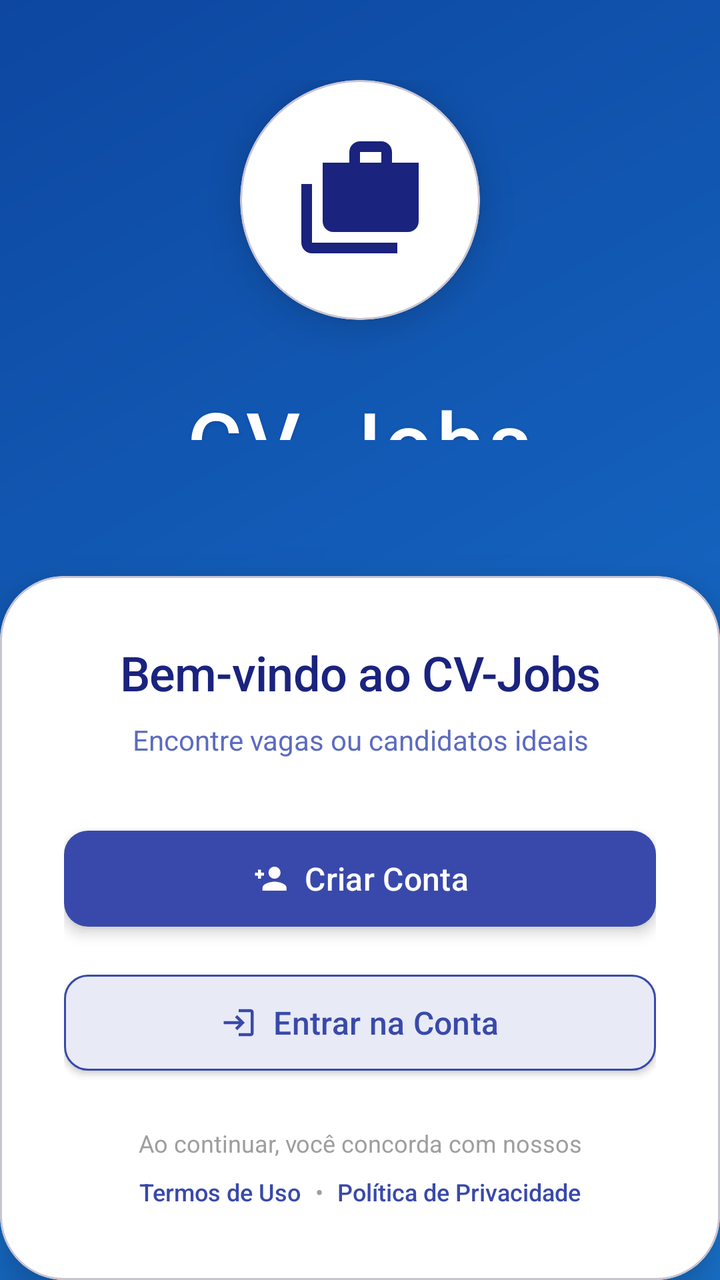
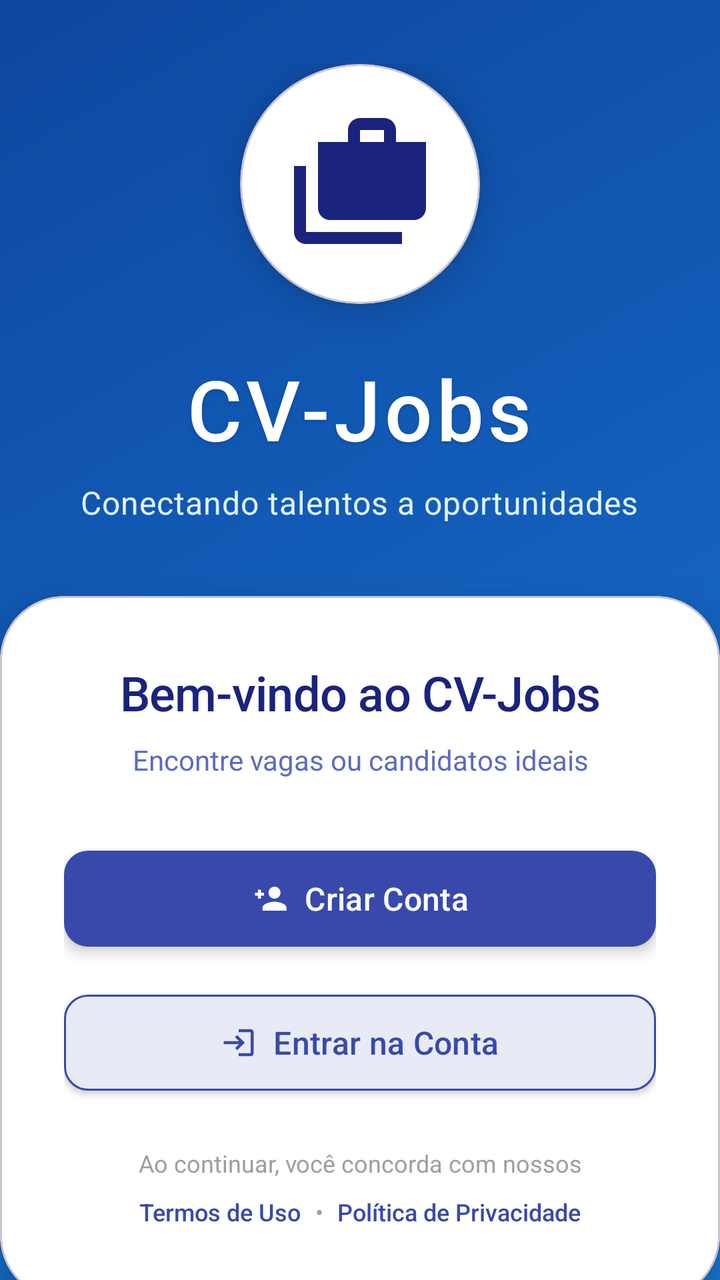

Before-and-after screenshots of an Android layout around one commit, followed by the original layout XML and the change that was made.
<!-- AndroidManifest.xml: application theme Theme.UnicvJobs -->
<!-- res/layout/activity_tela_autenticacao.xml -->
<?xml version="1.0" encoding="utf-8"?>
<LinearLayout xmlns:android="http://schemas.android.com/apk/res/android"
    xmlns:app="http://schemas.android.com/apk/res-auto"
    xmlns:tools="http://schemas.android.com/tools"
    android:id="@+id/main"
    android:layout_width="match_parent"
    android:layout_height="match_parent"
    android:orientation="vertical"
    android:background="@drawable/auth_background"
    android:fitsSystemWindows="true"
    android:gravity="center"
    tools:context=".autenticacao.TelaAutenticacao">

    <LinearLayout
        android:layout_width="match_parent"
        android:layout_height="0dp"
        android:layout_weight="1"
        android:orientation="vertical"
        android:gravity="center"
        android:padding="40dp">

        <com.google.android.material.card.MaterialCardView
            android:layout_width="120dp"
            android:layout_height="120dp"
            android:layout_marginBottom="32dp"
            app:cardCornerRadius="60dp"
            app:cardBackgroundColor="#FFFFFF"
            app:cardElevation="12dp"
            android:elevation="12dp">

            <ImageView
                android:layout_width="match_parent"
                android:layout_height="match_parent"
                android:src="@drawable/minhas_vagas"
                android:tint="#1A237E"
                android:padding="28dp"/>

        </com.google.android.material.card.MaterialCardView>

        <TextView
            android:layout_width="wrap_content"
            android:layout_height="wrap_content"
            android:text="CV-Jobs"
            android:textSize="42sp"
            android:textColor="#FFFFFF"
            android:fontFamily="sans-serif-medium"
            android:letterSpacing="0.05"
            android:shadowColor="#0D47A1"
            android:shadowDx="0"
            android:shadowDy="2"
            android:shadowRadius="4"
            android:layout_marginBottom="8dp"/>

        <TextView
            android:layout_width="wrap_content"
            android:layout_height="wrap_content"
            android:text="Conectando talentos a oportunidades"
            android:textSize="16sp"
            android:textColor="#E3F2FD"
            android:fontFamily="sans-serif"
            android:letterSpacing="0.02"
            android:textAlignment="center"
            android:lineHeight="24sp"
            android:maxWidth="280dp"/>

    </LinearLayout>

    <com.google.android.material.card.MaterialCardView
        android:layout_width="match_parent"
        android:layout_height="wrap_content"
        app:cardCornerRadius="32dp"
        app:cardElevation="16dp"
        app:cardBackgroundColor="#FFFFFF"
        android:elevation="16dp"
        android:layout_marginTop="20dp">

        <LinearLayout
            android:layout_width="match_parent"
            android:layout_height="wrap_content"
            android:orientation="vertical"
            android:padding="32dp">

            <TextView
                android:layout_width="match_parent"
                android:layout_height="wrap_content"
                android:text="Bem-vindo ao CV-Jobs"
                android:textSize="24sp"
                android:textColor="#1A237E"
                android:fontFamily="sans-serif-medium"
                android:letterSpacing="-0.01"
                android:lineHeight="32sp"
                android:gravity="center"
                android:layout_marginBottom="8dp"/>

            <TextView
                android:layout_width="match_parent"
                android:layout_height="wrap_content"
                android:text="Encontre vagas ou candidatos ideais"
                android:textSize="14sp"
                android:textColor="#5C6BC0"
                android:fontFamily="sans-serif"
                android:gravity="center"
                android:layout_marginBottom="32dp"/>

            <com.google.android.material.button.MaterialButton
                android:id="@+id/signbuttton"
                android:layout_width="match_parent"
                android:layout_height="56dp"
                android:text="Criar Conta"
                android:textSize="16sp"
                android:textColor="#FFFFFF"
                android:fontFamily="sans-serif-medium"
                app:cornerRadius="12dp"
                app:backgroundTint="#3949AB"
                app:icon="@drawable/ic_person_add"
                app:iconTint="#FFFFFF"
                app:iconGravity="textStart"
                app:iconPadding="8dp"
                android:elevation="4dp"
                android:layout_marginBottom="16dp"
                android:stateListAnimator="@null"/>

            <com.google.android.material.button.MaterialButton
                android:id="@+id/loginbutton"
                android:layout_width="match_parent"
                android:layout_height="56dp"
                android:text="Entrar na Conta"
                android:textSize="16sp"
                android:textColor="#3949AB"
                android:fontFamily="sans-serif-medium"
                app:cornerRadius="12dp"
                app:backgroundTint="#E8EAF6"
                app:strokeColor="#3949AB"
                app:strokeWidth="1dp"
                app:icon="@drawable/ic_login"
                app:iconTint="#3949AB"
                app:iconGravity="textStart"
                app:iconPadding="8dp"
                android:elevation="2dp"
                android:layout_marginBottom="24dp"
                android:stateListAnimator="@null"/>

            <TextView
                android:layout_width="match_parent"
                android:layout_height="wrap_content"
                android:text="Ao continuar, você concorda com nossos"
                android:textSize="12sp"
                android:textColor="#9E9E9E"
                android:gravity="center"
                android:layout_marginBottom="4dp"/>

            <LinearLayout
                android:layout_width="match_parent"
                android:layout_height="wrap_content"
                android:orientation="horizontal"
                android:gravity="center">

                <TextView
                    android:layout_width="wrap_content"
                    android:layout_height="wrap_content"
                    android:text="Termos de Uso"
                    android:textSize="12sp"
                    android:textColor="#3949AB"
                    android:fontFamily="sans-serif-medium"
                    android:padding="4dp"
                    android:background="?attr/selectableItemBackground"
                    android:clickable="true"
                    android:focusable="true"/>

                <TextView
                    android:layout_width="wrap_content"
                    android:layout_height="wrap_content"
                    android:text=" • "
                    android:textSize="12sp"
                    android:textColor="#9E9E9E"/>

                <TextView
                    android:layout_width="wrap_content"
                    android:layout_height="wrap_content"
                    android:text="Política de Privacidade"
                    android:textSize="12sp"
                    android:textColor="#3949AB"
                    android:fontFamily="sans-serif-medium"
                    android:padding="4dp"
                    android:background="?attr/selectableItemBackground"
                    android:clickable="true"
                    android:focusable="true"/>

            </LinearLayout>

        </LinearLayout>

    </com.google.android.material.card.MaterialCardView>

</LinearLayout>
<!-- resources referenced by this layout -->
<resources>
  <!-- drawable auth_background (drawable) -->
  <shape xmlns:android="http://schemas.android.com/apk/res/android">
      <gradient
          android:startColor="#1976D2"
          android:endColor="#0D47A1"
          android:angle="135"/>
  </shape>
  <!-- drawable ic_login (drawable) -->
  <vector xmlns:android="http://schemas.android.com/apk/res/android"
      android:width="24dp"
      android:height="24dp"
      android:viewportWidth="24"
      android:viewportHeight="24">
      <path
          android:fillColor="#000000"
          android:pathData="M11,7L9.6,8.4l2.6,2.6H2v2h10.2l-2.6,2.6L11,17l5,-5L11,7zM20,19h-8v2h8c1.1,0 2,-0.9 2,-2V5c0,-1.1 -0.9,-2 -2,-2h-8v2h8V19z"/>
  </vector>
  <!-- drawable ic_person_add (drawable) -->
  <vector xmlns:android="http://schemas.android.com/apk/res/android"
      android:width="24dp"
      android:height="24dp"
      android:viewportWidth="24"
      android:viewportHeight="24">
      <path
          android:fillColor="#000000"
          android:pathData="M15,12c2.21,0 4,-1.79 4,-4s-1.79,-4 -4,-4 -4,1.79 -4,4 1.79,4 4,4zM6,10v2H4v-2H2v-2h2V6h2v2h2v2H6zM15,14c-2.67,0 -8,1.34 -8,4v2h16v-2c0,-2.66 -5.33,-4 -8,-4z"/>
  </vector>
  <!-- drawable minhas_vagas (drawable) -->
  <vector xmlns:android="http://schemas.android.com/apk/res/android" android:height="24dp" android:tint="#000000" android:viewportHeight="24" android:viewportWidth="24" android:width="24dp">
        
      <path android:fillColor="@android:color/white" android:pathData="M18,5V3c0,-1.1 -0.9,-2 -2,-2h-4c-1.1,0 -2,0.9 -2,2v2H5v11c0,1.1 0.9,2 2,2h14c1.1,0 2,-0.9 2,-2V5H18zM16,5h-4V3h4V5zM3,9H1v11c0,1.11 0.89,2 2,2h16v-2H3V9z"/>
      
  </vector>
  <style name="Theme.UnicvJobs" parent="Base.Theme.UnicvJobs" />
  <style name="Base.Theme.UnicvJobs" parent="Theme.Material3.DayNight.NoActionBar">
          
          
      </style>
</resources>

<!-- the commit's change to res/layout/activity_tela_autenticacao.xml (unified diff, before → after) -->
@@ -1,195 +1,209 @@
 <?xml version="1.0" encoding="utf-8"?>
-<LinearLayout xmlns:android="http://schemas.android.com/apk/res/android"
+<androidx.core.widget.NestedScrollView
+    xmlns:android="http://schemas.android.com/apk/res/android"
     xmlns:app="http://schemas.android.com/apk/res-auto"
     xmlns:tools="http://schemas.android.com/tools"
     android:id="@+id/main"
     android:layout_width="match_parent"
     android:layout_height="match_parent"
-    android:orientation="vertical"
+    android:fillViewport="true"
     android:background="@drawable/auth_background"
     android:fitsSystemWindows="true"
-    android:gravity="center"
     tools:context=".autenticacao.TelaAutenticacao">
 
     <LinearLayout
         android:layout_width="match_parent"
-        android:layout_height="0dp"
-        android:layout_weight="1"
+        android:layout_height="wrap_content"
         android:orientation="vertical"
-        android:gravity="center"
-        android:padding="40dp">
-
-        <com.google.android.material.card.MaterialCardView
-            android:layout_width="120dp"
-            android:layout_height="120dp"
-            android:layout_marginBottom="32dp"
-            app:cardCornerRadius="60dp"
-            app:cardBackgroundColor="#FFFFFF"
-            app:cardElevation="12dp"
-            android:elevation="12dp">
-
-            <ImageView
-                android:layout_width="match_parent"
-                android:layout_height="match_parent"
-                android:src="@drawable/minhas_vagas"
-                android:tint="#1A237E"
-                android:padding="28dp"/>
-
-        </com.google.android.material.card.MaterialCardView>
-
-        <TextView
-            android:layout_width="wrap_content"
-            android:layout_height="wrap_content"
-            android:text="CV-Jobs"
-            android:textSize="42sp"
-            android:textColor="#FFFFFF"
-            android:fontFamily="sans-serif-medium"
-            android:letterSpacing="0.05"
-            android:shadowColor="#0D47A1"
-            android:shadowDx="0"
-            android:shadowDy="2"
-            android:shadowRadius="4"
-            android:layout_marginBottom="8dp"/>
-
-        <TextView
-            android:layout_width="wrap_content"
-            android:layout_height="wrap_content"
-            android:text="Conectando talentos a oportunidades"
-            android:textSize="16sp"
-            android:textColor="#E3F2FD"
-            android:fontFamily="sans-serif"
-            android:letterSpacing="0.02"
-            android:textAlignment="center"
-            android:lineHeight="24sp"
-            android:maxWidth="280dp"/>
-
-    </LinearLayout>
-
-    <com.google.android.material.card.MaterialCardView
-        android:layout_width="match_parent"
-        android:layout_height="wrap_content"
-        app:cardCornerRadius="32dp"
-        app:cardElevation="16dp"
-        app:cardBackgroundColor="#FFFFFF"
-        android:elevation="16dp"
-        android:layout_marginTop="20dp">
-
+        android:gravity="center">
+
+        
         <LinearLayout
             android:layout_width="match_parent"
             android:layout_height="wrap_content"
             android:orientation="vertical"
-            android:padding="32dp">
+            android:gravity="center"
+            android:paddingHorizontal="32dp"
+            android:paddingTop="32dp"
+            android:paddingBottom="24dp">
+
+            <com.google.android.material.card.MaterialCardView
+                android:layout_width="120dp"
+                android:layout_height="120dp"
+                android:layout_marginBottom="24dp"
+                app:cardCornerRadius="60dp"
+                app:cardBackgroundColor="#FFFFFF"
+                app:cardElevation="12dp"
+                android:elevation="12dp">
+
+                <ImageView
+                    android:layout_width="match_parent"
+                    android:layout_height="match_parent"
+                    android:src="@drawable/minhas_vagas"
+                    app:tint="#1A237E"
+                    android:scaleType="fitCenter"
+                    android:adjustViewBounds="true"
+                    android:padding="24dp"
+                    android:contentDescription="Logo CV-Jobs"/>
+
+            </com.google.android.material.card.MaterialCardView>
 
             <TextView
-                android:layout_width="match_parent"
+                android:layout_width="wrap_content"
                 android:layout_height="wrap_content"
-                android:text="Bem-vindo ao CV-Jobs"
-                android:textSize="24sp"
-                android:textColor="#1A237E"
-                android:fontFamily="sans-serif-medium"
-                android:letterSpacing="-0.01"
-                android:lineHeight="32sp"
-                android:gravity="center"
-                android:layout_marginBottom="8dp"/>
-
-            <TextView
-                android:layout_width="match_parent"
-                android:layout_height="wrap_content"
-                android:text="Encontre vagas ou candidatos ideais"
-                android:textSize="14sp"
-                android:textColor="#5C6BC0"
-                android:fontFamily="sans-serif"
-                android:gravity="center"
-                android:layout_marginBottom="32dp"/>
-
-            <com.google.android.material.button.MaterialButton
-                android:id="@+id/signbuttton"
-                android:layout_width="match_parent"
-                android:layout_height="56dp"
-                android:text="Criar Conta"
-                android:textSize="16sp"
+                android:text="CV-Jobs"
+                android:textSize="42sp"
                 android:textColor="#FFFFFF"
                 android:fontFamily="sans-serif-medium"
-                app:cornerRadius="12dp"
-                app:backgroundTint="#3949AB"
-                app:icon="@drawable/ic_person_add"
-                app:iconTint="#FFFFFF"
-                app:iconGravity="textStart"
-                app:iconPadding="8dp"
-                android:elevation="4dp"
-                android:layout_marginBottom="16dp"
-                android:stateListAnimator="@null"/>
-
-            <com.google.android.material.button.MaterialButton
-                android:id="@+id/loginbutton"
-                android:layout_width="match_parent"
-                android:layout_height="56dp"
-                android:text="Entrar na Conta"
+                android:letterSpacing="0.05"
+                android:shadowColor="#0D47A1"
+                android:shadowDx="0"
+                android:shadowDy="2"
+                android:shadowRadius="4"
+                android:layout_marginBottom="8dp"/>
+
+            <TextView
+                android:layout_width="wrap_content"
+                android:layout_height="wrap_content"
+                android:text="Conectando talentos a oportunidades"
                 android:textSize="16sp"
-                android:textColor="#3949AB"
-                android:fontFamily="sans-serif-medium"
-                app:cornerRadius="12dp"
-                app:backgroundTint="#E8EAF6"
-                app:strokeColor="#3949AB"
-                app:strokeWidth="1dp"
-                app:icon="@drawable/ic_login"
-                app:iconTint="#3949AB"
-                app:iconGravity="textStart"
-                app:iconPadding="8dp"
-                android:elevation="2dp"
-                android:layout_marginBottom="24dp"
-                android:stateListAnimator="@null"/>
-
-            <TextView
-                android:layout_width="match_parent"
-                android:layout_height="wrap_content"
-                android:text="Ao continuar, você concorda com nossos"
-                android:textSize="12sp"
-                android:textColor="#9E9E9E"
-                android:gravity="center"
-                android:layout_marginBottom="4dp"/>
+                android:textColor="#E3F2FD"
+                android:fontFamily="sans-serif"
+                android:letterSpacing="0.02"
+                android:textAlignment="center"
+                android:lineHeight="24sp"
+                android:maxWidth="280dp"/>
+
+        </LinearLayout>
+
+        
+        <com.google.android.material.card.MaterialCardView
+            android:layout_width="match_parent"
+            android:layout_height="wrap_content"
+            app:cardCornerRadius="32dp"
+            app:cardElevation="16dp"
+            app:cardBackgroundColor="#FFFFFF"
+            android:elevation="16dp"
+            android:layout_marginTop="12dp">
 
             <LinearLayout
                 android:layout_width="match_parent"
                 android:layout_height="wrap_content"
-                android:orientation="horizontal"
-                android:gravity="center">
+                android:orientation="vertical"
+                android:padding="32dp">
 
                 <TextView
-                    android:layout_width="wrap_content"
-                    android:layout_height="wrap_content"
-                    android:text="Termos de Uso"
-                    android:textSize="12sp"
+                    android:layout_width="match_parent"
+                    android:layout_height="wrap_content"
+                    android:text="Bem-vindo ao CV-Jobs"
+                    android:textSize="24sp"
+                    android:textColor="#1A237E"
+                    android:fontFamily="sans-serif-medium"
+                    android:letterSpacing="-0.01"
+                    android:lineHeight="32sp"
+                    android:gravity="center"
+                    android:layout_marginBottom="8dp"/>
+
+                <TextView
+                    android:layout_width="match_parent"
+                    android:layout_height="wrap_content"
+                    android:text="Encontre vagas ou candidatos ideais"
+                    android:textSize="14sp"
+                    android:textColor="#5C6BC0"
+                    android:fontFamily="sans-serif"
+                    android:gravity="center"
+                    android:layout_marginBottom="32dp"/>
+
+                <com.google.android.material.button.MaterialButton
+                    android:id="@+id/signbuttton"
+                    android:layout_width="match_parent"
+                    android:layout_height="56dp"
+                    android:text="Criar Conta"
+                    android:textSize="16sp"
+                    android:textColor="#FFFFFF"
+                    android:fontFamily="sans-serif-medium"
+                    app:cornerRadius="12dp"
+                    app:backgroundTint="#3949AB"
+                    app:icon="@drawable/ic_person_add"
+                    app:iconTint="#FFFFFF"
+                    app:iconGravity="textStart"
+                    app:iconPadding="8dp"
+                    android:elevation="4dp"
+                    android:layout_marginBottom="16dp"
+                    android:stateListAnimator="@null"/>
+
+                <com.google.android.material.button.MaterialButton
+                    android:id="@+id/loginbutton"
+                    android:layout_width="match_parent"
+                    android:layout_height="56dp"
+                    android:text="Entrar na Conta"
+                    android:textSize="16sp"
                     android:textColor="#3949AB"
                     android:fontFamily="sans-serif-medium"
-                    android:padding="4dp"
-                    android:background="?attr/selectableItemBackground"
-                    android:clickable="true"
-                    android:focusable="true"/>
+                    app:cornerRadius="12dp"
+                    app:backgroundTint="#E8EAF6"
+                    app:strokeColor="#3949AB"
+                    app:strokeWidth="1dp"
+                    app:icon="@drawable/ic_login"
+                    app:iconTint="#3949AB"
+                    app:iconGravity="textStart"
+                    app:iconPadding="8dp"
+                    android:elevation="2dp"
+                    android:layout_marginBottom="24dp"
+                    android:stateListAnimator="@null"/>
 
                 <TextView
-                    android:layout_width="wrap_content"
-                    android:layout_height="wrap_content"
-                    android:text=" • "
+                    android:layout_width="match_parent"
+                    android:layout_height="wrap_content"
+                    android:text="Ao continuar, você concorda com nossos"
                     android:textSize="12sp"
-                    android:textColor="#9E9E9E"/>
-
-                <TextView
-                    android:layout_width="wrap_content"
-                    android:layout_height="wrap_content"
-                    android:text="Política de Privacidade"
-                    android:textSize="12sp"
-                    android:textColor="#3949AB"
-                    android:fontFamily="sans-serif-medium"
-                    android:padding="4dp"
-                    android:background="?attr/selectableItemBackground"
-                    android:clickable="true"
-                    android:focusable="true"/>
+                    android:textColor="#9E9E9E"
+                    android:gravity="center"
+                    android:layout_marginBottom="4dp"/>
+
+                <LinearLayout
+                    android:layout_width="match_parent"
+                    android:layout_height="wrap_content"
+                    android:orientation="horizontal"
+                    android:gravity="center">
+
+                    <TextView
+                        android:layout_width="wrap_content"
+                        android:layout_height="wrap_content"
+                        android:text="Termos de Uso"
+                        android:textSize="12sp"
+                        android:textColor="#3949AB"
+                        android:fontFamily="sans-serif-medium"
+                        android:padding="4dp"
+                        android:background="?attr/selectableItemBackground"
+                        android:clickable="true"
+                        android:focusable="true"/>
+
+                    <TextView
+                        android:layout_width="wrap_content"
+                        android:layout_height="wrap_content"
+                        android:text=" • "
+                        android:textSize="12sp"
+                        android:textColor="#9E9E9E"/>
+
+                    <TextView
+                        android:layout_width="wrap_content"
+                        android:layout_height="wrap_content"
+                        android:text="Política de Privacidade"
+                        android:textSize="12sp"
+                        android:textColor="#3949AB"
+                        android:fontFamily="sans-serif-medium"
+                        android:padding="4dp"
+                        android:background="?attr/selectableItemBackground"
+                        android:clickable="true"
+                        android:focusable="true"/>
+
+                </LinearLayout>
 
             </LinearLayout>
 
-        </LinearLayout>
-
-    </com.google.android.material.card.MaterialCardView>
-
-</LinearLayout>
+        </com.google.android.material.card.MaterialCardView>
+
+    </LinearLayout>
+
+</androidx.core.widget.NestedScrollView>
